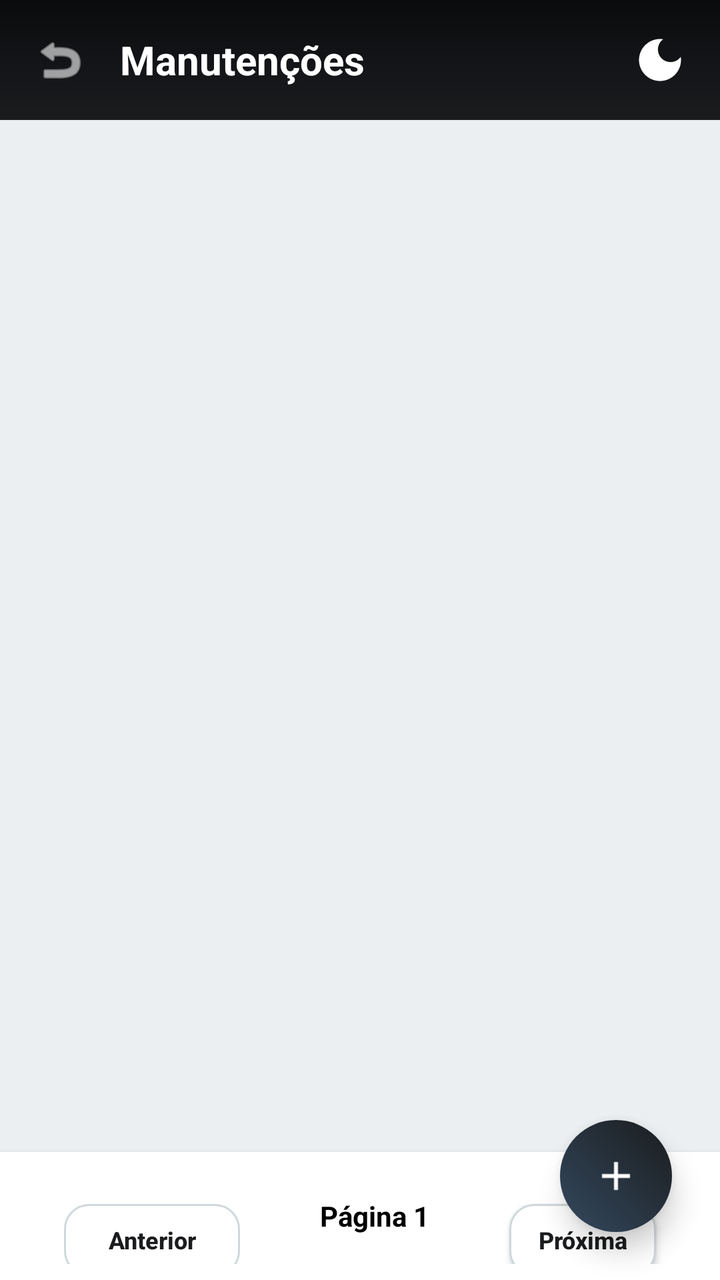
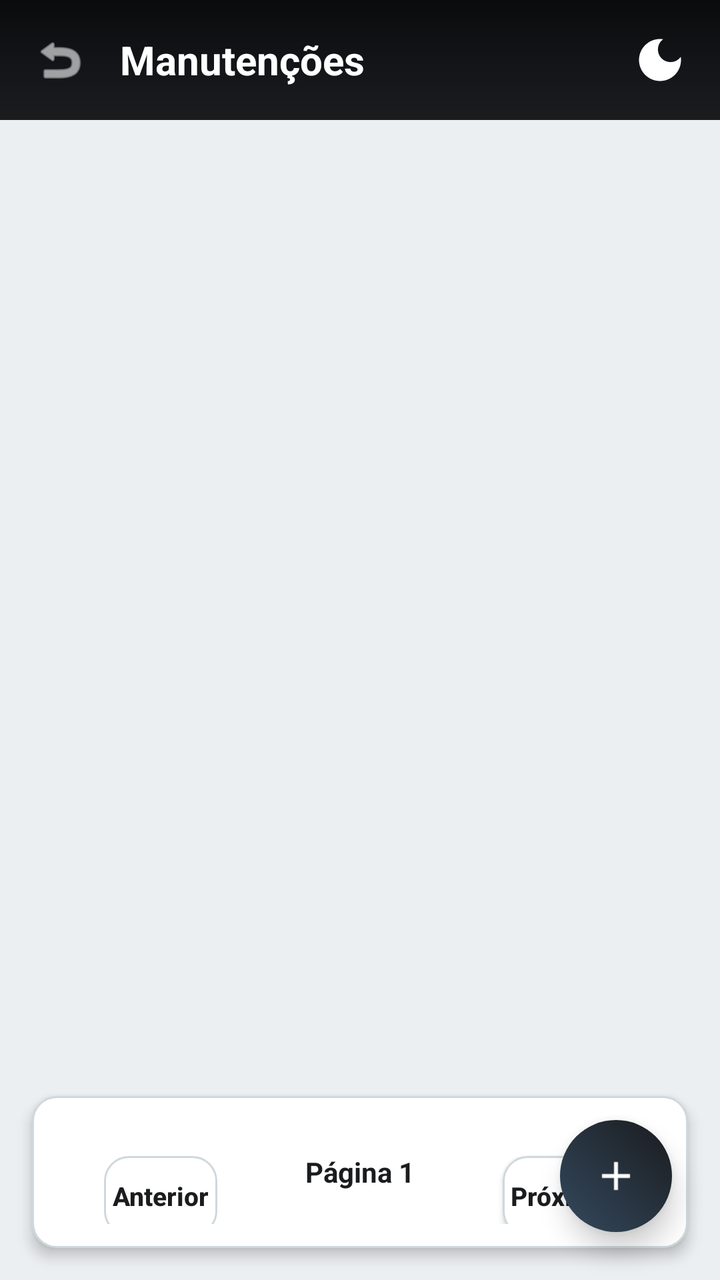

Compare the two renders of this Android layout. The source of the first and the diff that turns it into the second are given below.
<!-- AndroidManifest.xml: application theme AppTheme -->
<!-- res/layout/activity_lista_manutencoes.xml -->
<?xml version="1.0" encoding="utf-8"?>
<androidx.constraintlayout.widget.ConstraintLayout xmlns:android="http://schemas.android.com/apk/res/android"
    xmlns:app="http://schemas.android.com/apk/res-auto"
    xmlns:tools="http://schemas.android.com/tools"
    android:layout_width="match_parent"
    android:layout_height="match_parent"
    android:background="@color/surface_gray"
    tools:context=".ListaManutencoes">

    <LinearLayout
        android:id="@+id/toolbar_lista_manut"
        android:layout_width="match_parent"
        android:layout_height="wrap_content"
        android:background="@drawable/background"
        android:gravity="center_vertical"
        android:orientation="horizontal"
        android:padding="16dp"
        android:paddingTop="32dp"
        app:layout_constraintTop_toTopOf="parent">

        <ImageView
            android:id="@+id/ic_voltar"
            android:layout_width="28dp"
            android:layout_height="28dp"
            android:src="@android:drawable/ic_menu_revert"
            app:tint="@color/white" />

        <TextView
            android:id="@+id/txt_toolbar_manutencoes"
            android:layout_width="0dp"
            android:layout_height="wrap_content"
            android:layout_marginStart="16dp"
            android:layout_weight="1"
            android:text="Manutenções"
            android:textColor="@color/white"
            android:textSize="20sp"
            android:textStyle="bold" />

        <ImageView
            android:id="@+id/ic_filtro_toolbar_manut"
            android:layout_width="28dp"
            android:layout_height="28dp"
            android:src="@drawable/ic_maintenance"
            app:tint="@color/white" />
    </LinearLayout>

    <androidx.recyclerview.widget.RecyclerView
        android:id="@+id/rv_manutencoes"
        android:layout_width="match_parent"
        android:layout_height="0dp"
        android:clipToPadding="false"
        android:padding="8dp"
        app:layout_constraintBottom_toTopOf="@id/layout_paginacao_manut"
        app:layout_constraintTop_toBottomOf="@id/toolbar_lista_manut" />

    <LinearLayout
        android:id="@+id/layout_paginacao_manut"
        android:layout_width="match_parent"
        android:layout_height="wrap_content"
        android:orientation="horizontal"
        android:gravity="center"
        android:padding="8dp"
        android:background="@color/white"
        android:elevation="4dp"
        app:layout_constraintBottom_toBottomOf="parent">

        <androidx.appcompat.widget.AppCompatButton
            android:id="@+id/btn_anterior_manut"
            style="@style/ButtonOutline"
            android:layout_width="wrap_content"
            android:layout_height="36dp"
            android:text="Anterior"
            android:textSize="12sp"
            android:paddingHorizontal="12dp"
            android:enabled="false" />

        <TextView
            android:id="@+id/txt_pagina_manut"
            android:layout_width="wrap_content"
            android:layout_height="wrap_content"
            android:layout_marginHorizontal="16dp"
            android:text="Página 1"
            android:textStyle="bold"
            android:textColor="@color/black" />

        <androidx.appcompat.widget.AppCompatButton
            android:id="@+id/btn_proxima_manut"
            style="@style/ButtonOutline"
            android:layout_width="wrap_content"
            android:layout_height="36dp"
            android:text="Próxima"
            android:textSize="12sp"
            android:paddingHorizontal="12dp" />

    </LinearLayout>

    <LinearLayout
        android:id="@+id/layout_vazio_manut"
        android:layout_width="wrap_content"
        android:layout_height="wrap_content"
        android:gravity="center"
        android:orientation="vertical"
        android:visibility="gone"
        app:layout_constraintBottom_toBottomOf="parent"
        app:layout_constraintEnd_toEndOf="parent"
        app:layout_constraintStart_toStartOf="parent"
        app:layout_constraintTop_toBottomOf="@id/toolbar_lista_manut">

        <ImageView
            android:layout_width="80dp"
            android:layout_height="80dp"
            android:src="@drawable/ic_maintenance"
            app:tint="@color/divider" />

        <TextView
            android:layout_width="wrap_content"
            android:layout_height="wrap_content"
            android:layout_marginTop="12dp"
            android:text="Nenhuma manutenção cadastrada"
            android:textColor="@color/text_secondary"
            android:textSize="16sp" />
    </LinearLayout>

    <ProgressBar
        android:id="@+id/progress_manut"
        android:layout_width="wrap_content"
        android:layout_height="wrap_content"
        android:visibility="gone"
        app:layout_constraintBottom_toBottomOf="parent"
        app:layout_constraintEnd_toEndOf="parent"
        app:layout_constraintStart_toStartOf="parent"
        app:layout_constraintTop_toBottomOf="@id/toolbar_lista_manut" />

    <ImageButton
        android:id="@+id/fab_nova_manutencao"
        android:layout_width="56dp"
        android:layout_height="56dp"
        android:layout_marginEnd="24dp"
        android:layout_marginBottom="24dp"
        android:background="@drawable/fab_background"
        android:elevation="8dp"
        android:src="@drawable/ic_add"
        app:layout_constraintBottom_toBottomOf="parent"
        app:layout_constraintEnd_toEndOf="parent"
        app:tint="@color/white" />

</androidx.constraintlayout.widget.ConstraintLayout>
<!-- resources referenced by this layout -->
<resources>
  <color name="black">#FF000000</color>
  <color name="divider">#CFD8DC</color>
  <color name="surface_gray">#ECEFF1</color>
  <color name="text_secondary">#78909C</color>
  <color name="white">#FFFFFFFF</color>
  <!-- drawable background (drawable) -->
  <?xml version="1.0" encoding="utf-8"?>
  <shape xmlns:android="http://schemas.android.com/apk/res/android">
      <gradient
          android:startColor="#1A1C1E"
          android:centerColor="#121417"
          android:endColor="#0A0B0C"
          android:angle="90" />
  </shape>
  <!-- drawable fab_background (drawable) -->
  ﻿<?xml version="1.0" encoding="utf-8"?>
  <shape xmlns:android="http://schemas.android.com/apk/res/android"
      android:shape="oval">
      <gradient
          android:startColor="@color/azul_imepac3"
          android:endColor="@color/azul_imepac"
          android:angle="45"/>
  </shape>
  <!-- drawable ic_add (drawable) -->
  ﻿<?xml version="1.0" encoding="utf-8"?>
  <vector xmlns:android="http://schemas.android.com/apk/res/android"
      android:width="24dp" android:height="24dp"
      android:viewportWidth="24" android:viewportHeight="24">
      <path android:fillColor="#FFFFFFFF"
          android:pathData="M19,13h-6v6h-2v-6L5,13v-2h6L11,5h2v6h6v2z"/>
  </vector>
  <!-- drawable ic_maintenance (drawable) -->
  ﻿<?xml version="1.0" encoding="utf-8"?>
  <vector xmlns:android="http://schemas.android.com/apk/res/android"
      android:width="24dp" android:height="24dp"
      android:viewportWidth="24" android:viewportHeight="24">
      <path android:fillColor="#FF000000"
          android:pathData="M12,3c-4.97,0 -9,4.03 -9,9s4.03,9 9,9 9,-4.03 9,-9c0,-0.46 -0.04,-0.92 -0.1,-1.36 -0.98,1.37 -2.58,2.26 -4.4,2.26 -2.98,0 -5.4,-2.42 -5.4,-5.4 0,-1.81 0.89,-3.42 2.26,-4.4C12.92,3.04 12.46,3 12,3z"/>
  </vector>
  <style name="ButtonOutline">
          <item name="android:layout_width">match_parent</item>
          <item name="android:layout_height">56dp</item>
          <item name="android:layout_marginHorizontal">24dp</item>
          <item name="android:layout_marginTop">12dp</item>
          <item name="android:background">@drawable/card_background</item>
          <item name="android:textColor">@color/azul_imepac</item>
          <item name="android:textSize">16sp</item>
          <item name="android:textStyle">bold</item>
          <item name="android:textAllCaps">false</item>
      </style>
  <style name="AppTheme" parent="Theme.MaterialComponents.Light.NoActionBar">
          <item name="colorPrimary">@color/primary_dark</item>
          <item name="colorPrimaryDark">@color/primary_surface</item>
          <item name="colorAccent">@color/accent_teal</item>
      </style>
  <color name="azul_imepac3">#34495E</color>
  <color name="azul_imepac">#1A1C1E</color>
  <!-- drawable card_background (drawable) -->
  ﻿<?xml version="1.0" encoding="utf-8"?>
  <shape xmlns:android="http://schemas.android.com/apk/res/android">
      <solid android:color="@color/surface_white"/>
      <corners android:radius="12dp"/>
      <stroke android:width="1dp" android:color="@color/divider"/>
  </shape>
  <color name="primary_dark">#121417</color>
  <color name="primary_surface">#1A1C1E</color>
  <color name="accent_teal">#00BFA5</color>
  <color name="surface_white">#FFFFFF</color>
</resources>

<!-- the commit's change to res/layout/activity_lista_manutencoes.xml (unified diff, before → after) -->
@@ -59,38 +59,39 @@
         android:layout_height="wrap_content"
         android:orientation="horizontal"
         android:gravity="center"
-        android:padding="8dp"
-        android:background="@color/white"
+        android:padding="12dp"
+        android:background="@drawable/card_background"
+        android:layout_margin="16dp"
         android:elevation="4dp"
         app:layout_constraintBottom_toBottomOf="parent">
 
         <androidx.appcompat.widget.AppCompatButton
             android:id="@+id/btn_anterior_manut"
             style="@style/ButtonOutline"
-            android:layout_width="wrap_content"
-            android:layout_height="36dp"
+            android:layout_width="0dp"
+            android:layout_height="40dp"
+            android:layout_weight="1"
             android:text="Anterior"
-            android:textSize="12sp"
-            android:paddingHorizontal="12dp"
+            android:textSize="13sp"
             android:enabled="false" />
 
         <TextView
             android:id="@+id/txt_pagina_manut"
             android:layout_width="wrap_content"
             android:layout_height="wrap_content"
-            android:layout_marginHorizontal="16dp"
+            android:layout_marginHorizontal="20dp"
             android:text="Página 1"
             android:textStyle="bold"
-            android:textColor="@color/black" />
+            android:textColor="@color/azul_imepac" />
 
         <androidx.appcompat.widget.AppCompatButton
             android:id="@+id/btn_proxima_manut"
             style="@style/ButtonOutline"
-            android:layout_width="wrap_content"
-            android:layout_height="36dp"
+            android:layout_width="0dp"
+            android:layout_height="40dp"
+            android:layout_weight="1"
             android:text="Próxima"
-            android:textSize="12sp"
-            android:paddingHorizontal="12dp" />
+            android:textSize="13sp" />
 
     </LinearLayout>
 
<!-- resource entries referenced after the edit -->
@@ -1,6 +1,5 @@
 <!-- resources referenced by this layout -->
 <resources>
-  <color name="black">#FF000000</color>
   <color name="divider">#CFD8DC</color>
   <color name="surface_gray">#ECEFF1</color>
   <color name="text_secondary">#78909C</color>
